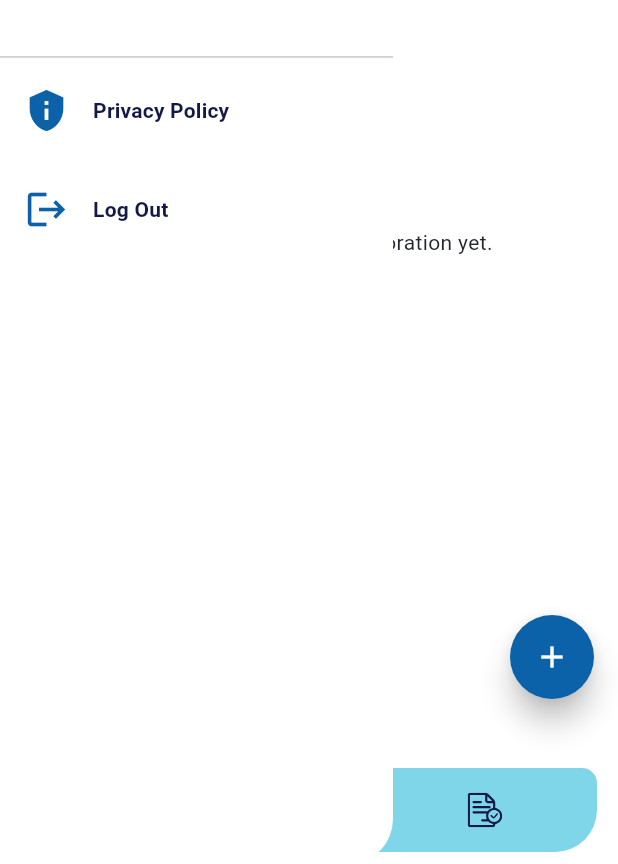
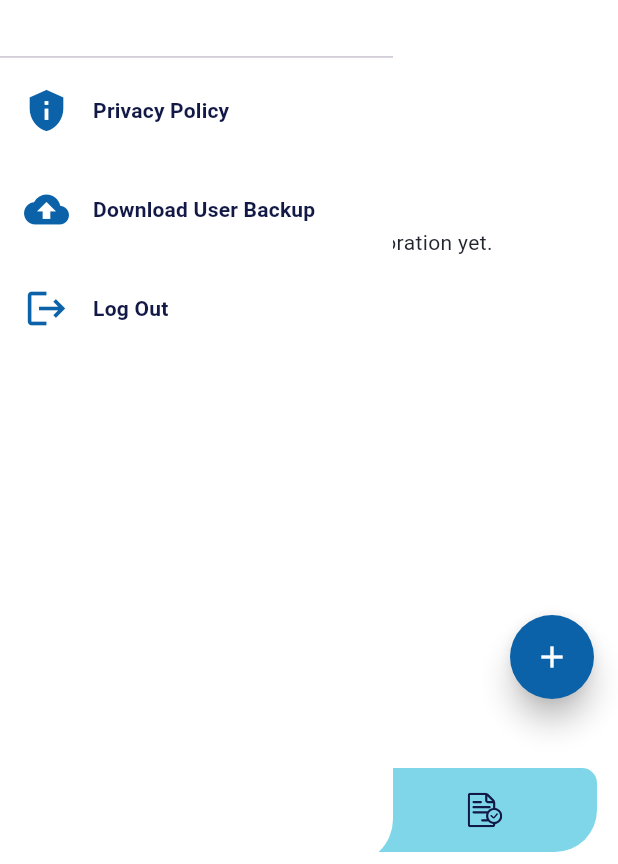
Before and after one commit to rubayethasan21/iPact, a Flutter app: the RootScreen screen opened directly, with the side drawer open, on a phone screen of 412 x 824 dp, the part 372-1236 px from its top. Run offline on Flutter 3.47's test engine with Material 3 defaults, Android fonts, the phone set to English and light mode, and no system bars; drawn by our look-alikes of animated_notch_bottom_bar, auto_size_text, flutter_speed_dial; our stand-ins replace app_links, connectivity_plus, file_picker, flutter_svg, fluttertoast, get and 13 more; missing offline and left inert: asn1lib, dart:ffi, encrypt, flutter_rust_bridge, pointycastle, syncfusion_flutter_pdf; accounts and stored records are empty; Roboto replaces fonts that are missing (Metrophobic); statements that could not run were skipped; project files that could hold a hidden picture were left out.

Commit message:
storing backup

```diff
--- a/lib/ui/features/root/root_screen.dart
+++ b/lib/ui/features/root/root_screen.dart
@@ -7,6 +7,7 @@ import 'package:unify_secret/data/local/constants.dart';
 import 'package:unify_secret/ui/features/auth/welcome_screen/welcome_screen.dart';
 import 'package:unify_secret/ui/features/bottom_navigation/collaboration/collaboration_screen.dart';
 import 'package:unify_secret/ui/features/bottom_navigation/immutability_check/immutability_check_screen.dart';
+import 'package:unify_secret/ui/features/bottom_navigation/immutability_check/zip_and_download_screen.dart';
 import 'package:unify_secret/ui/features/bottom_navigation/profile/profile_screen.dart';
 import 'package:unify_secret/ui/features/privacy_policy/privacy_policy_show_screen.dart';
 import 'package:unify_secret/ui/features/settings/settings_screen.dart';
@@ -286,6 +287,9 @@ class RootScreenState extends State<RootScreen> with TickerProviderStateMixin {
               _drawerNavMenuItem("Privacy Policy".tr, Icons.privacy_tip,
                   () => Get.to(() => const PrivacyPolicyShowScreen())),
               vSpacer10(),
+              _drawerNavMenuItem("Download User Backup".tr, Icons.backup,
+                      () => Get.offAll(() => ZipAndDownloadScreen())),
+              vSpacer10(),
               _drawerNavMenuItem("Log Out".tr, Icons.logout,
                   () => Get.offAll(() => const WelcomeScreen())),
               const Spacer(),
--- a/pubspec.yaml
+++ b/pubspec.yaml
@@ -65,6 +65,8 @@ dependencies:
   pdf: ^3.10.8
   dio: ^5.4.3+1
   archive: ^3.6.1
+  permission_handler: ^10.2.0
+  path: ^1.8.2
 
 dev_dependencies:
   flutter_test:
```
Also changed, not shown: pubspec.lock, 3 other files.
